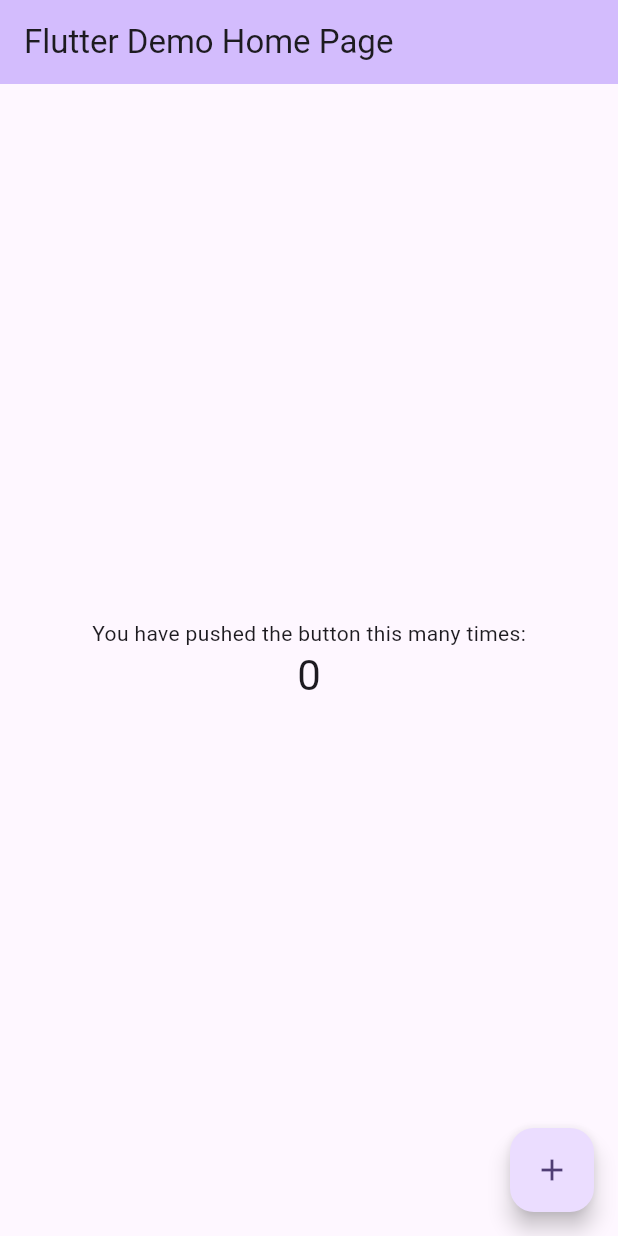
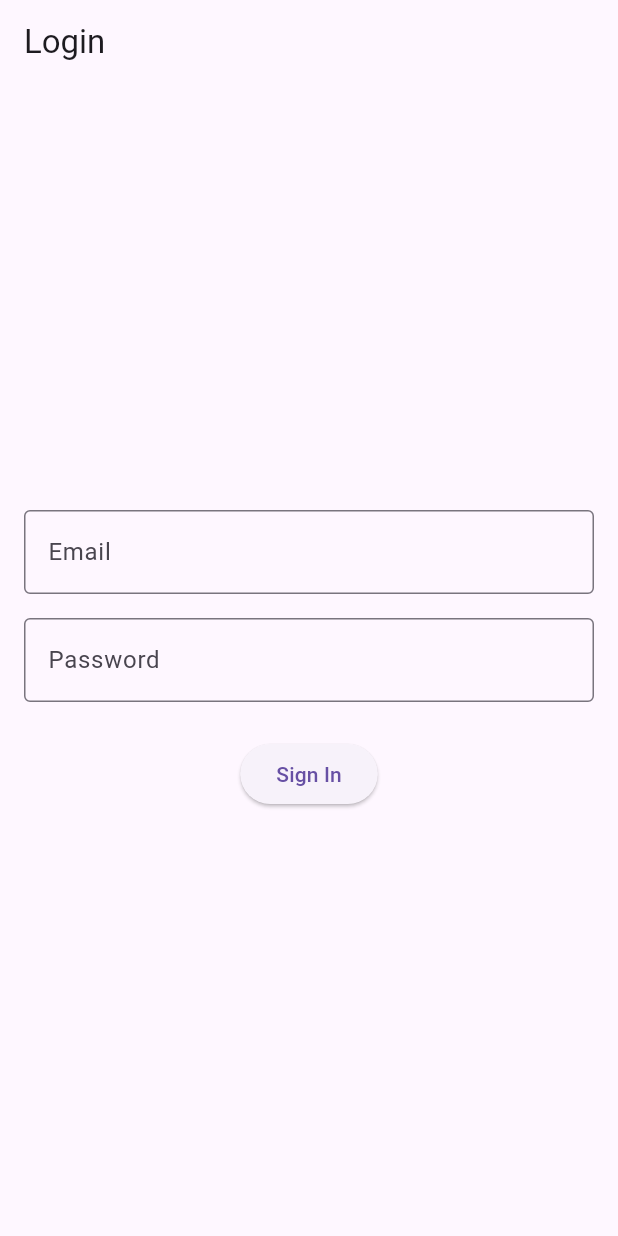
Before and after one commit to dipan0saha/supabase_login_app, a Flutter app: the screen it shows after launch, on a phone screen of 412 x 824 dp. Run offline on Flutter 3.47's test engine with Material 3 defaults, Android fonts, the light colour scheme and no system bars; our stand-ins replace flutter_dotenv, supabase_flutter; accounts and stored records are empty.

Commit message:
Code fix

```diff
--- /dev/null
+++ b/lib/login_page.dart
@@ -0,0 +1,93 @@
+import 'package:flutter/material.dart';
+import 'package:supabase_flutter/supabase_flutter.dart';
+
+class LoginPage extends StatefulWidget {
+  const LoginPage({super.key});
+
+  @override
+  State<LoginPage> createState() => _LoginPageState();
+}
+
+class _LoginPageState extends State<LoginPage> {
+  final _emailController = TextEditingController();
+  final _passwordController = TextEditingController();
+  bool _isLoading = false;
+
+  Future<void> _signIn() async {
+    setState(() {
+      _isLoading = true;
+    });
+
+    try {
+      final response = await Supabase.instance.client.auth.signInWithPassword(
+        email: _emailController.text.trim(),
+        password: _passwordController.text,
+      );
+
+      if (response.user != null) {
+        // Navigate to next page or show success message
+        ScaffoldMessenger.of(
+          context,
+        ).showSnackBar(const SnackBar(content: Text('Login successful!')));
+      }
+    } on AuthException catch (error) {
+      ScaffoldMessenger.of(
+        context,
+      ).showSnackBar(SnackBar(content: Text(error.message)));
+    } catch (error) {
+      ScaffoldMessenger.of(context).showSnackBar(
+        const SnackBar(content: Text('Unexpected error occurred')),
+      );
+    } finally {
+      setState(() {
+        _isLoading = false;
+      });
+    }
+  }
+
+  @override
+  Widget build(BuildContext context) {
+    return Scaffold(
+      appBar: AppBar(title: const Text('Login')),
+      body: Padding(
+        padding: const EdgeInsets.all(16.0),
+        child: Column(
+          mainAxisAlignment: MainAxisAlignment.center,
+          children: [
+            TextField(
+              controller: _emailController,
+              decoration: const InputDecoration(
+                labelText: 'Email',
+                border: OutlineInputBorder(),
+              ),
+              keyboardType: TextInputType.emailAddress,
+            ),
+            const SizedBox(height: 16),
+            TextField(
+              controller: _passwordController,
+              decoration: const InputDecoration(
+                labelText: 'Password',
+                border: OutlineInputBorder(),
+              ),
+              obscureText: true,
+            ),
+            const SizedBox(height: 24),
+            ElevatedButton(
+              onPressed: _isLoading ? null : _signIn,
+              child: _isLoading
+                  ? const CircularProgressIndicator()
+                  : const Text('Sign In'),
+            ),
+          ],
+        ),
+      ),
+    );
+  }
+
+  @override
+  void dispose() {
+    _emailController.dispose();
+    _passwordController.dispose();
+    super.dispose();
+  }
+}
--- a/lib/main.dart
+++ b/lib/main.dart
@@ -1,122 +1,30 @@
 import 'package:flutter/material.dart';
+import 'package:supabase_flutter/supabase_flutter.dart';
+import 'package:flutter_dotenv/flutter_dotenv.dart';
+import 'login_page.dart';
 
-void main() {
+Future<void> main() async {
+  WidgetsFlutterBinding.ensureInitialized();
+
+  await dotenv.load(fileName: ".env");
+
+  await Supabase.initialize(
+    url: dotenv.env['SUPABASE_URL']!,
+    anonKey: dotenv.env['SUPABASE_ANON_KEY']!,
+  );
+
   runApp(const MyApp());
 }
 
 class MyApp extends StatelessWidget {
   const MyApp({super.key});
 
-  // This widget is the root of your application.
   @override
   Widget build(BuildContext context) {
     return MaterialApp(
-      title: 'Flutter Demo',
-      theme: ThemeData(
-        // This is the theme of your application.
-        //
-        // TRY THIS: Try running your application with "flutter run". You'll see
-        // the application has a purple toolbar. Then, without quitting the app,
-        // try changing the seedColor in the colorScheme below to Colors.green
-        // and then invoke "hot reload" (save your changes or press the "hot
-        // reload" button in a Flutter-supported IDE, or press "r" if you used
-        // the command line to start the app).
-        //
-        // Notice that the counter didn't reset back to zero; the application
-        // state is not lost during the reload. To reset the state, use hot
-        // restart instead.
-        //
-        // This works for code too, not just values: Most code changes can be
-        // tested with just a hot reload.
-        colorScheme: .fromSeed(seedColor: Colors.deepPurple),
-      ),
-      home: const MyHomePage(title: 'Flutter Demo Home Page'),
+      title: 'Supabase Login App',
+      theme: ThemeData(primarySwatch: Colors.blue),
+      home: const LoginPage(),
     );
   }
 }
-
-class MyHomePage extends StatefulWidget {
-  const MyHomePage({super.key, required this.title});
-
-  // This widget is the home page of your application. It is stateful, meaning
-  // that it has a State object (defined below) that contains fields that affect
-  // how it looks.
-
-  // This class is the configuration for the state. It holds the values (in this
-  // case the title) provided by the parent (in this case the App widget) and
-  // used by the build method of the State. Fields in a Widget subclass are
-  // always marked "final".
-
-  final String title;
-
-  @override
-  State<MyHomePage> createState() => _MyHomePageState();
-}
-
-class _MyHomePageState extends State<MyHomePage> {
-  int _counter = 0;
-
-  void _incrementCounter() {
-    setState(() {
-      // This call to setState tells the Flutter framework that something has
-      // changed in this State, which causes it to rerun the build method below
-      // so that the display can reflect the updated values. If we changed
-      // _counter without calling setState(), then the build method would not be
-      // called again, and so nothing would appear to happen.
-      _counter++;
-    });
-  }
-
-  @override
-  Widget build(BuildContext context) {
-    // This method is rerun every time setState is called, for instance as done
-    // by the _incrementCounter method above.
-    //
-    // The Flutter framework has been optimized to make rerunning build methods
-    // fast, so that you can just rebuild anything that needs updating rather
-    // than having to individually change instances of widgets.
-    return Scaffold(
-      appBar: AppBar(
-        // TRY THIS: Try changing the color here to a specific color (to
-        // Colors.amber, perhaps?) and trigger a hot reload to see the AppBar
-        // change color while the other colors stay the same.
-        backgroundColor: Theme.of(context).colorScheme.inversePrimary,
-        // Here we take the value from the MyHomePage object that was created by
-        // the App.build method, and use it to set our appbar title.
-        title: Text(widget.title),
-      ),
-      body: Center(
-        // Center is a layout widget. It takes a single child and positions it
-        // in the middle of the parent.
-        child: Column(
-          // Column is also a layout widget. It takes a list of children and
-          // arranges them vertically. By default, it sizes itself to fit its
-          // children horizontally, and tries to be as tall as its parent.
-          //
-          // Column has various properties to control how it sizes itself and
-          // how it positions its children. Here we use mainAxisAlignment to
-          // center the children vertically; the main axis here is the vertical
-          // axis because Columns are vertical (the cross axis would be
-          // horizontal).
-          //
-          // TRY THIS: Invoke "debug painting" (choose the "Toggle Debug Paint"
-          // action in the IDE, or press "p" in the console), to see the
-          // wireframe for each widget.
-          mainAxisAlignment: .center,
-          children: [
-            const Text('You have pushed the button this many times:'),
-            Text(
-              '$_counter',
-              style: Theme.of(context).textTheme.headlineMedium,
-            ),
-          ],
-        ),
-      ),
-      floatingActionButton: FloatingActionButton(
-        onPressed: _incrementCounter,
-        tooltip: 'Increment',
-        child: const Icon(Icons.add),
-      ),
-    );
-  }
-}
```
Also changed, not shown: 2 other files.
